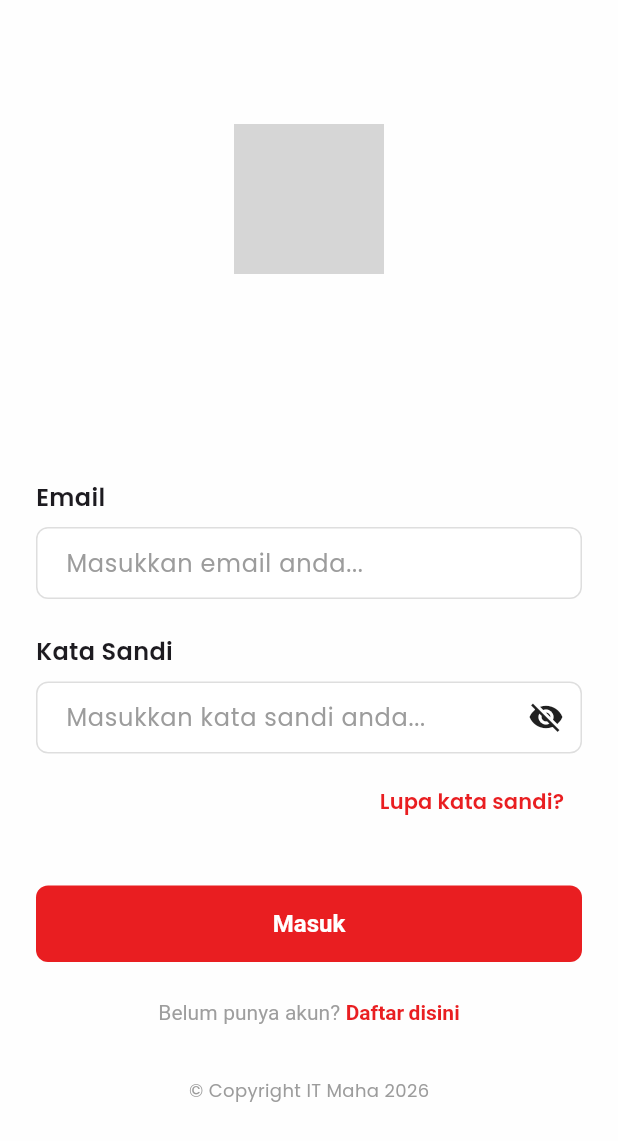
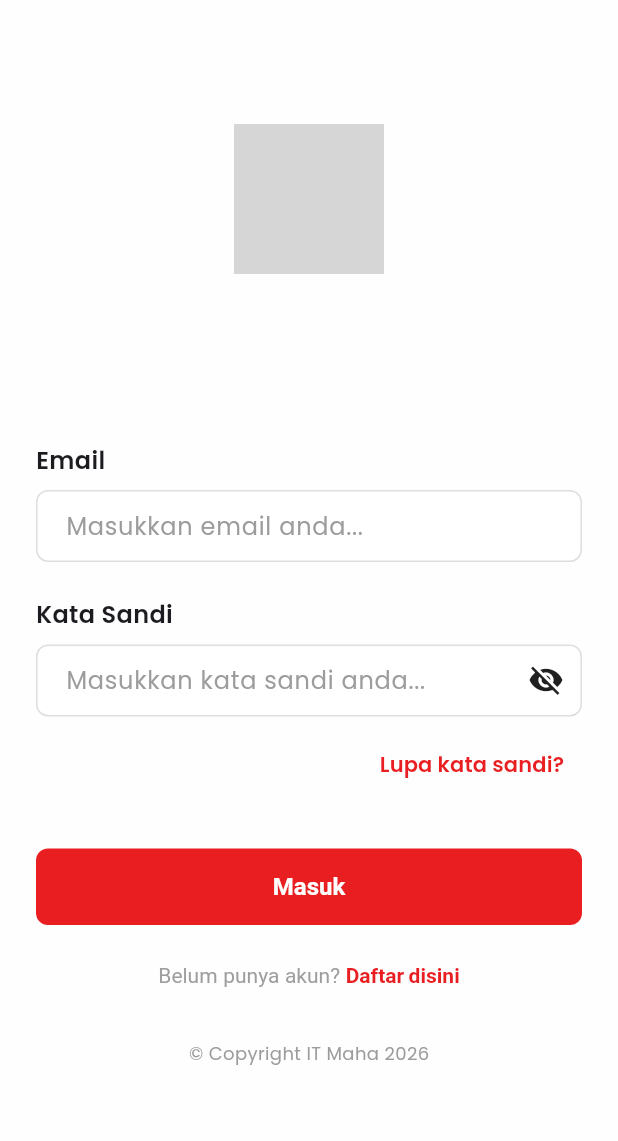
Before and after one commit to mochagatha/maha-apps-v2, a Flutter app: the screen it shows after launch, on a phone screen of 412 x 824 dp. Shown: the top 1141 px of the screen. Run offline on Flutter 3.47's test engine with Material 3 defaults, Android fonts, the phone set to English and light mode, and no system bars; our stand-ins replace camera, dartz, dio, equatable, flutter_dotenv, flutter_spinkit and 11 more; accounts and stored records are empty; statements that could not run were skipped; project files that could hold a hidden picture were left out; grey boxes are pictures that could not be loaded.

```diff
--- a/lib/features/authentication/presentation/pages/login_page.dart
+++ b/lib/features/authentication/presentation/pages/login_page.dart
@@ -86,7 +86,7 @@
                     // Logo
                     Center(child: Image.asset('assets/maha.png', height: 100)),
 
-                    SizedBox(height: MediaQuery.of(context).size.height * 0.08),
+                    SizedBox(height: MediaQuery.of(context).size.height * 0.05),
 
                     // Role Dropdown (Optional Helper)
                     Visibility(
```
